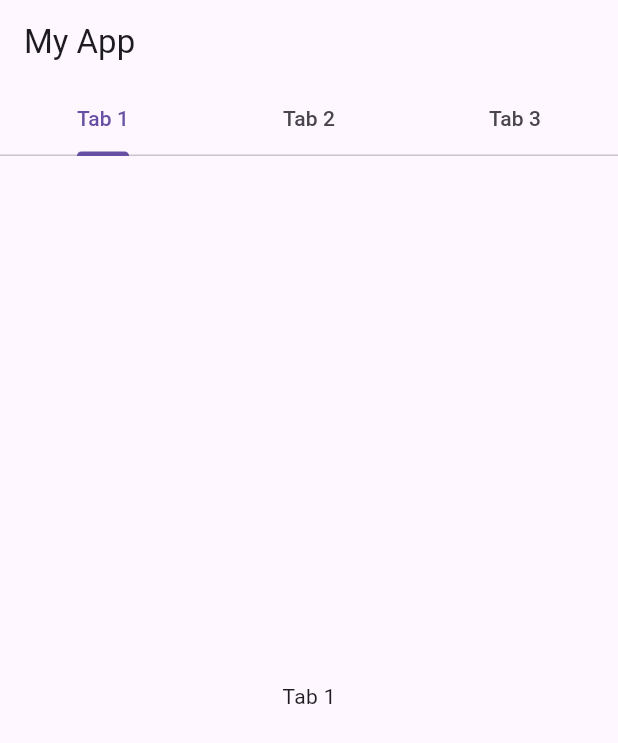
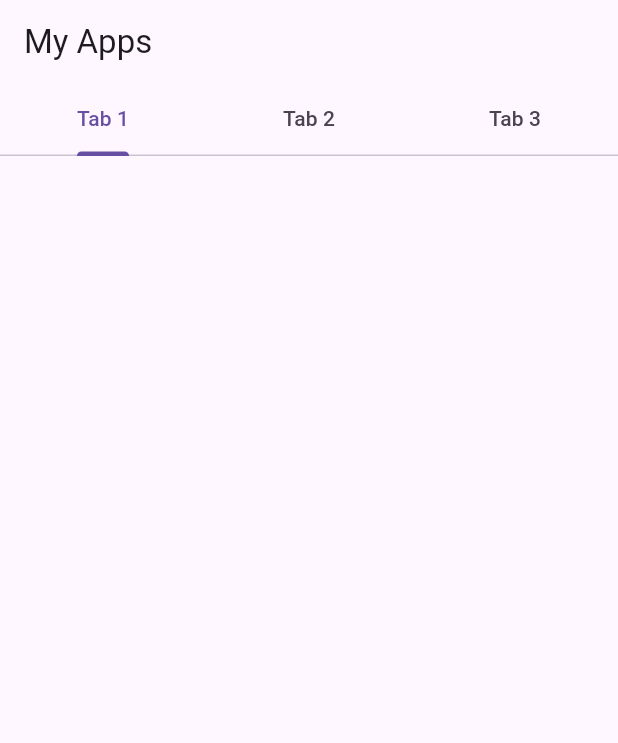
Before and after one commit to Melidasari/Pemograman_Flutter, a Flutter app: the screen it shows after launch, on a phone screen of 412 x 824 dp. Shown: the top 743 px of the screen. Run offline on Flutter 3.47's test engine with Material 3 defaults, Android fonts, the phone set to English and light mode, and no system bars; our stand-ins replace faker.

Commit message:
Upload FLUTTER 15 TabBar Widget

```diff
--- a/tabbar_widget/lib/main.dart
+++ b/tabbar_widget/lib/main.dart
@@ -12,7 +12,7 @@ class MyApp extends StatelessWidget {
         length: 3,
         child: Scaffold(
           appBar: AppBar(
-            title: Text("My App"),
+            title: Text("My Apps"),
             bottom: TabBar(
               tabs: [
                 Tab(
@@ -27,19 +27,6 @@ class MyApp extends StatelessWidget {
               ],
             ),
           ),
-          body: TabBarView(
-            children: [
-              Center(
-                child: Text("Tab 1"),
-              ),
-              Center(
-                child: Text("Tab 2"),
-              ),
-              Center(
-                child: Text("Tab 3"),
-              ),
-            ],
-          ),
         ),
       ),
     );
```
